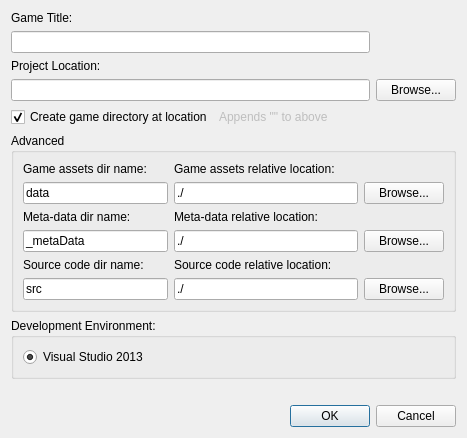
The window that DesignerTool/src/DlgNewProject.ui (GameOverture/HarmonyEngine) describes before a commit, drawn with Qt 5.
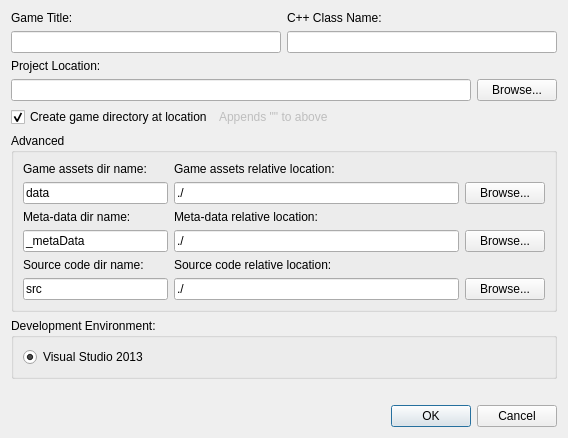
The same window after the commit.

Commit message: New project dialog now takes a title name and class name

The edit to the form file:
```diff
--- a/DesignerTool/src/DlgNewProject.ui
+++ b/DesignerTool/src/DlgNewProject.ui
@@ -6,8 +6,8 @@
    <rect>
     <x>0</x>
     <y>0</y>
-    <width>467</width>
-    <height>413</height>
+    <width>568</width>
+    <height>415</height>
    </rect>
   </property>
   <property name="windowTitle">
@@ -22,34 +22,63 @@
   <layout class="QVBoxLayout" name="verticalLayout_3">
    <item>
     <layout class="QGridLayout" name="gridLayout_2">
-     <item row="4" column="0">
-      <widget class="QLineEdit" name="txtGameLocation">
+     <item row="1" column="0">
+      <widget class="QLabel" name="lblGameTitle">
        <property name="text">
-        <string/>
+        <string>Game Title:</string>
        </property>
       </widget>
      </item>
-     <item row="3" column="0">
+     <item row="1" column="1">
+      <widget class="QLabel" name="label_4">
+       <property name="text">
+        <string>C++ Class Name:</string>
+       </property>
+      </widget>
+     </item>
+     <item row="2" column="1">
+      <widget class="QLineEdit" name="txtClassName"/>
+     </item>
+     <item row="2" column="0">
+      <widget class="QLineEdit" name="txtTitleName"/>
+     </item>
+    </layout>
+   </item>
+   <item>
       <widget class="QLabel" name="lblWorkspaceLocation">
        <property name="text">
         <string>Project Location:</string>
        </property>
       </widget>
      </item>
-     <item row="4" column="1">
+   <item>
+    <layout class="QHBoxLayout" name="horizontalLayout">
+     <item>
+      <widget class="QLineEdit" name="txtGameLocation">
+       <property name="text">
+        <string/>
+       </property>
+      </widget>
+     </item>
+     <item>
       <widget class="QPushButton" name="btnBrowse">
        <property name="text">
         <string>Browse...</string>
        </property>
       </widget>
      </item>
-     <item row="2" column="0">
-      <widget class="QLineEdit" name="txtGameTitle"/>
-     </item>
-     <item row="5" column="0">
+    </layout>
+   </item>
+   <item>
       <layout class="QHBoxLayout" name="horizontalLayout_2">
        <item>
         <widget class="QCheckBox" name="chkCreateGameDir">
+       <property name="sizePolicy">
+        <sizepolicy hsizetype="Fixed" vsizetype="Fixed">
+         <horstretch>0</horstretch>
+         <verstretch>0</verstretch>
+        </sizepolicy>
+       </property>
          <property name="text">
           <string>Create game directory at location</string>
          </property>
@@ -70,15 +99,6 @@
        </item>
       </layout>
      </item>
-     <item row="1" column="0">
-      <widget class="QLabel" name="lblGameTitle">
-       <property name="text">
-        <string>Game Title:</string>
-       </property>
-      </widget>
-     </item>
-    </layout>
-   </item>
    <item>
     <widget class="QGroupBox" name="groupBox_3">
      <property name="title">
```
Left out of the diff: 4 changed lines with no effect on the pictures. Lines whose indentation alone changed are shown as unchanged. The commit also changes 4 other files.
